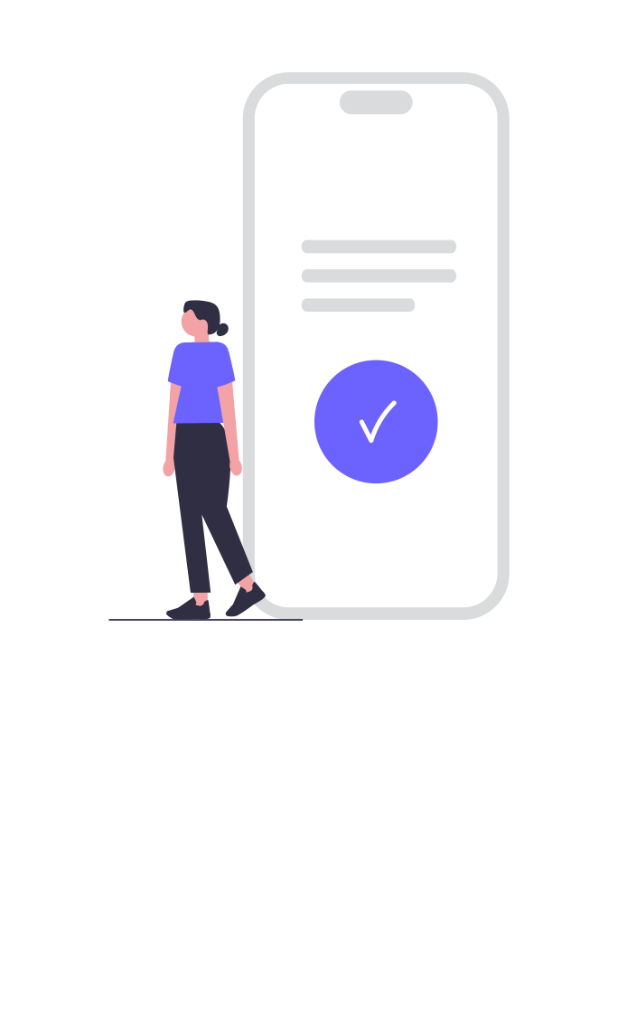
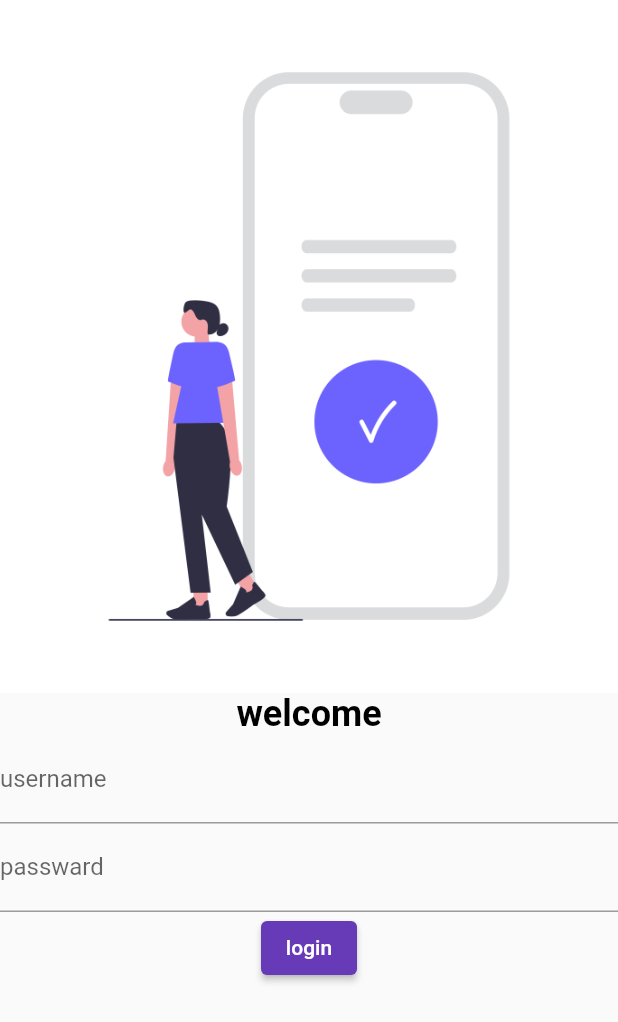
Before and after one commit to Bno74/flutter_application_2, a Flutter app: the screen it shows after launch, on a phone screen of 412 x 824 dp. Shown: the top 1022 px of the screen. Run offline on Flutter 3.47's test engine with Material 2 defaults, Android fonts, the phone set to English and light mode, and no system bars.

Commit message:
day 4 complete

```diff
--- a/lib/main.dart
+++ b/lib/main.dart
@@ -1,6 +1,6 @@
 import "package:flutter/material.dart";
-import 'package:flutter_application_2/pages/LoginPage.dart';
 import 'pages/homepage.dart';
+import 'pages/LoginPage.dart';
 
 void main() {
   runApp(MyApp());
@@ -10,17 +10,15 @@ class MyApp extends StatelessWidget {
   @override
   Widget build(BuildContext context) {
     return MaterialApp(
-      themeMode: ThemeMode.dark,
+      themeMode: ThemeMode.light,
       theme: ThemeData(primarySwatch: Colors.deepPurple),
       darkTheme: ThemeData(
         brightness: Brightness.dark,
       ),
       routes: {
-        "/": (context) =>LoginPage(),
+        "/": (context) => LoginPage(),
         "/home": (context) => homepage(),
         "/login": (context) => LoginPage()
-
-
       },
     );
   }
--- a/lib/pages/LoginPage.dart
+++ b/lib/pages/LoginPage.dart
@@ -3,29 +3,55 @@ import 'package:flutter/material.dart';
 class LoginPage extends StatelessWidget {
   @override
   Widget build(BuildContext context) {
-    // ignore: prefer_const_constructors
     return Material(
-        color: Colors.white,
         child: Column(
       children: [
         Image.asset(
           "asset/image/login_image.png",
           fit: BoxFit.cover,
+
         ),
-            SizedBox(
-              height: 20,
+        const SizedBox(
+          height: 0,
+          child: Text("login"),
         ),
-            Column(
-              children: [
-                TextFormField(
+
+
+         const Text(
+          "welcome",
+          style: TextStyle(
+            fontSize: 24,
+            fontWeight: FontWeight.bold ,
+            color: Colors.black
+          ),
+
+        ),
+        const SizedBox(
+          height: 0,
+        ),
+        const TextField(
           decoration: InputDecoration(
-                        hintText: "enter username", labelText: "username")),
-              ],
+            hintText: "EnterUsername",
+            labelText: "username"
           ),
-            TextFormField(
-              decoration: InputDecoration(
-                  hintText: "Enter passward", labelText: "passward"),
         ),
+        const TextField(
+          decoration : InputDecoration(
+            hintText: "Enter passward",
+            labelText: "passward",
+
+
+          )
+        ),
+       const SizedBox(
+          height: 0,
+        ),
+        ElevatedButton( child: Text("login"),
+        style: TextButton.styleFrom(),
+        onPressed: () {},
+
+        ),
+
       ],
     ));
   }
--- a/lib/pages/homepage.dart
+++ b/lib/pages/homepage.dart
@@ -1,15 +1,14 @@
 import "package:flutter/material.dart";
+import 'LoginPage.dart';
 
 class homepage extends StatelessWidget {
-
-
   @override
   Widget build(BuildContext context) {
-    return Material(child:  Center (
-      child: Container(
-        child: Text("welcome"),
-      )
-      ),
+    return Material(
+      child: Center(
+          child: Container(
+        child: const Text("welcome"),
+      )),
     );
   }
 }
```
Also changed, not shown: 1 other file. Lines whose indentation alone changed are shown as unchanged.
